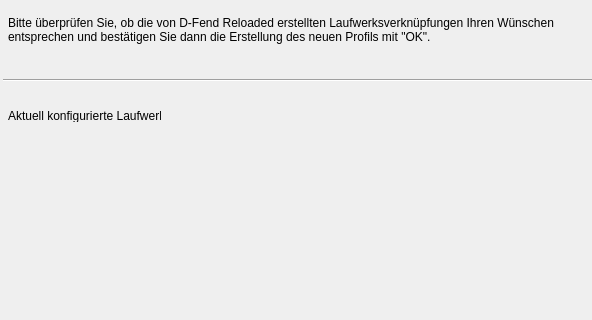
Eldricos/D-Fend-Reborn, file src/forms/WizardFinishUnit.ui: the form before one commit; both pictures show x 0 to 592 and y 0 to 320 of the 592 by 523 pixel window.
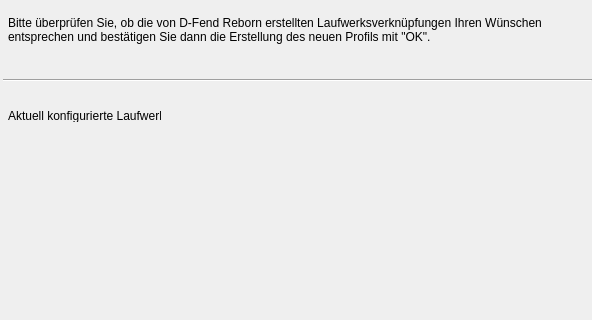
The form after the commit. Icons and pictures are not drawn. Custom widgets are drawn as their Qt base class.

Commit message: Rename to D-Fend Reborn, GitHub update check, Linux data folder, cleanups

What changed in the file:
```diff
--- a/src/forms/WizardFinishUnit.ui
+++ b/src/forms/WizardFinishUnit.ui
@@ -8,7 +8,7 @@
     <widget class="QLabel" name="InfoLabel">
       <property name="geometry"><rect><x>8</x><y>16</y><width>569</width><height>65</height></rect></property>
       <property name="vclAnchors" stdset="0"><string notr="true">akLeft,akTop,akRight</string></property>
-      <property name="text"><string>Bitte überprüfen Sie, ob die von D-Fend Reloaded erstellten Laufwerksverknüpfungen Ihren Wünschen entsprechen und bestätigen Sie dann die Erstellung des neuen Profils mit "OK".</string></property>
+      <property name="text"><string>Bitte überprüfen Sie, ob die von D-Fend Reborn erstellten Laufwerksverknüpfungen Ihren Wünschen entsprechen und bestätigen Sie dann die Erstellung des neuen Profils mit "OK".</string></property>
       <property name="textFormat"><enum>Qt::PlainText</enum></property>
       <property name="wordWrap"><bool>true</bool></property>
       <property name="alignment"><set>Qt::AlignLeft|Qt::AlignTop</set></property>
```
The commit also changes 83 other files.
